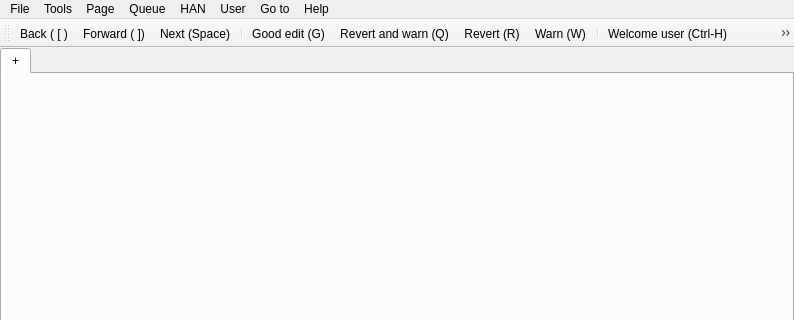
First picture: the form in huggle/mainwindow.ui, repository huggle/huggle3-qt-lx, before the edit; both pictures show x 0 to 794 and y 0 to 320 of the 794 by 482 pixel window.
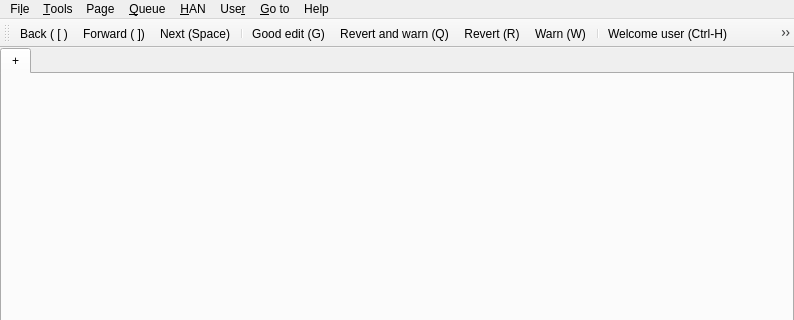
Second picture: the form after the edit. Icons and pictures are not drawn.

Commit message:
Create a custom message dialog box
First commit for this new dialog box, that create a custommessage form that is inspired from the blockuser one.
Currently it does the job https://fr.wikipedia.org/w/index.php?title=Discussion_utilisateur:109.211.215.189&action=history
but translations, shortcuts, timer, and user & project config are not implemented yet. I'll create some phabricator tasks when this commit will be merged.
Don't hesitate to explain me mistakes or forgetfulness, it's my first "real" change to this project :)

What changed in the file:
```diff
--- a/huggle/mainwindow.ui
+++ b/huggle/mainwindow.ui
@@ -81,12 +81,12 @@
      <x>0</x>
      <y>0</y>
      <width>794</width>
-     <height>19</height>
+     <height>20</height>
     </rect>
    </property>
    <widget class="QMenu" name="menuFile">
     <property name="title">
-     <string>File</string>
+     <string>Fi&amp;le</string>
     </property>
     <widget class="QMenu" name="menuChange_provider">
      <property name="title">
@@ -182,7 +182,7 @@
    </widget>
    <widget class="QMenu" name="menuTools">
     <property name="title">
-     <string>Tools</string>
+     <string>&amp;Tools</string>
     </property>
     <addaction name="actionShow_ignore_list_of_current_wiki"/>
     <addaction name="actionShow_list_of_score_words"/>
@@ -192,7 +192,7 @@
    </widget>
    <widget class="QMenu" name="menuUser">
     <property name="title">
-     <string>User</string>
+     <string>Use&amp;r</string>
     </property>
     <widget class="QMenu" name="menuManual_template">
      <property name="title">
@@ -225,7 +225,7 @@
    </widget>
    <widget class="QMenu" name="menuQueue">
     <property name="title">
-     <string>Queue</string>
+     <string>&amp;Queue</string>
     </property>
     <widget class="QMenu" name="menuWhen_queue_is_full">
      <property name="title">
@@ -241,7 +241,7 @@
    </widget>
    <widget class="QMenu" name="menuHAN">
     <property name="title">
-     <string>HAN</string>
+     <string>&amp;HAN</string>
     </property>
     <addaction name="actionConnect"/>
     <addaction name="actionDisconnect"/>
@@ -252,7 +252,7 @@
    </widget>
    <widget class="QMenu" name="menuGo_to">
     <property name="title">
-     <string>Go to</string>
+     <string>&amp;Go to</string>
     </property>
     <addaction name="actionMy_talk_page"/>
     <addaction name="actionMy_Contributions"/>
```
Left out of the diff: 182 changed lines with no effect on the pictures. The commit also changes 5 other files.
